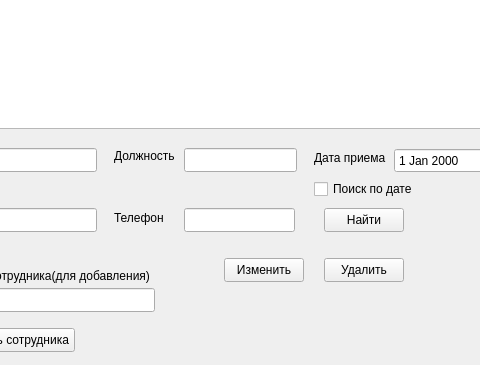
Before: the Qt Designer form table_sotrudnik.ui in artik0811/ud_kursach, drawn with Qt 5; both pictures show x 86 to 566 and y 192 to 557 of the 684 by 557 pixel window.
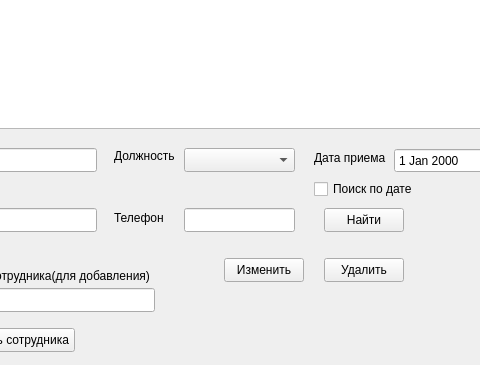
After: the same form once the commit is applied.

```diff
--- a/table_sotrudnik.ui
+++ b/table_sotrudnik.ui
@@ -78,16 +78,6 @@
     <string>ФИО</string>
    </property>
   </widget>
-  <widget class="QLineEdit" name="lineEdit_4">
-   <property name="geometry">
-    <rect>
-     <x>270</x>
-     <y>340</y>
-     <width>113</width>
-     <height>24</height>
-    </rect>
-   </property>
-  </widget>
   <widget class="QPushButton" name="pushButton_6">
    <property name="geometry">
     <rect>
@@ -255,6 +245,16 @@
     </rect>
    </property>
   </widget>
+  <widget class="QComboBox" name="comboBox">
+   <property name="geometry">
+    <rect>
+     <x>270</x>
+     <y>340</y>
+     <width>111</width>
+     <height>24</height>
+    </rect>
+   </property>
+  </widget>
  </widget>
  <resources/>
  <connections/>
```
Left out of the diff: 2 changed lines with no effect on the pictures.
